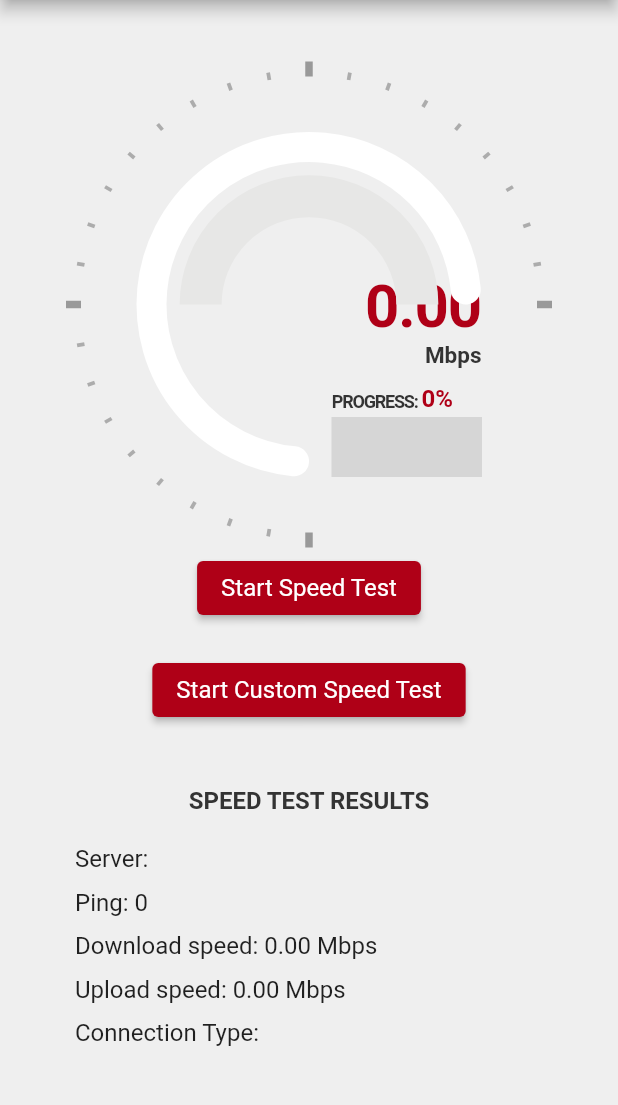
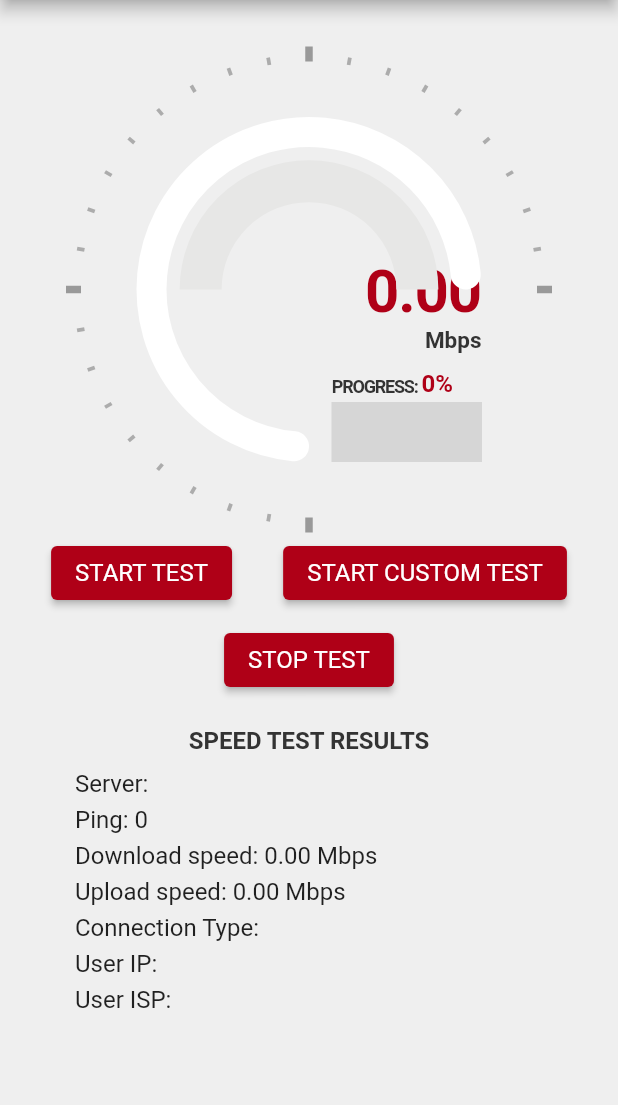
Before and after one commit to speedchecker/flutter_plugin, a Flutter app: the screen it shows after launch, on a phone screen of 412 x 824 dp, the part 84-1189 px from its top. Run offline on Flutter 3.47's test engine with Material 2 defaults, Android fonts, the phone set to English and light mode, and no system bars; drawn by our look-alikes of syncfusion_flutter_gauges; our stand-ins replace google_fonts; grey boxes are pictures that could not be loaded.

Commit message:
added stop test method

```diff
--- a/example/lib/main.dart
+++ b/example/lib/main.dart
@@ -25,6 +25,8 @@ class _MyAppState extends State<MyApp> {
   int _percent = 0;
   double _downloadSpeed = 0;
   double _uploadSpeed = 0;
+  String _ip = '';
+  String _isp = '';
   final _plugin = SpeedCheckerPlugin();
 
   @override
@@ -50,6 +52,22 @@ class _MyAppState extends State<MyApp> {
         _uploadSpeed = result.uploadSpeed;
         _server = result.server;
         _connectionType = result.connectionType;
+      });
+    });
+  }
+
+  void stopTest() {
+    _plugin.stopTest();
+    _plugin.speedTestResultStream.listen((result) {
+      setState(() {
+        _status = result.status;
+        _ping = 0;
+        _percent = 0;
+        _currentSpeed = 0;
+        _downloadSpeed = 0;
+        _uploadSpeed = 0;
+        _server = '';
+        _connectionType = '';
       });
     });
   }
@@ -103,36 +121,47 @@ class _MyAppState extends State<MyApp> {
                             fontSize: 15,
                             color: Color(SpeedMeter.mainRedColor)))),
                 Container(
-                  margin: const EdgeInsets.only(top: 30, bottom: 50),
+                  margin: const EdgeInsets.only(top: 20, bottom: 50),
                   child: SpeedMeter(
                       currentSpeed: _currentSpeed, percent: _percent),
                 ),
+                Row(
+                  mainAxisAlignment: MainAxisAlignment.spaceEvenly,
+                  children: [
                     Container(
-                  margin: const EdgeInsets.only(bottom: 20),
+                      margin: const EdgeInsets.only(bottom: 10),
                       child: ElevatedButton(
-                    onPressed: () {
-                      getSpeedStats();
-                    },
+                        onPressed: getSpeedStats,
                         style: ElevatedButton.styleFrom(
                             backgroundColor: const Color(SpeedMeter.mainRedColor),
                             textStyle: const TextStyle(fontSize: 16)),
-                    child: const Text("Start Speed Test"),
+                        child: Text("start test".toUpperCase()),
                       ),
                     ),
                     Container(
-                  margin: const EdgeInsets.only(bottom: 20),
+                      margin: const EdgeInsets.only(bottom: 10),
                       child: ElevatedButton(
-                    onPressed: () {
-                      getCustomSpeedStats();
-                    },
+                        onPressed: getCustomSpeedStats,
                         style: ElevatedButton.styleFrom(
                             backgroundColor: const Color(SpeedMeter.mainRedColor),
                             textStyle: const TextStyle(fontSize: 16)),
-                    child: const Text("Start Custom Speed Test"),
+                        child: Text("start custom test".toUpperCase()),
+                      ),
+                    ),
+                  ],
+                ),
+                Container(
+                  margin: const EdgeInsets.only(bottom: 10),
+                  child: ElevatedButton(
+                    onPressed: stopTest,
+                    style: ElevatedButton.styleFrom(
+                        backgroundColor: const Color(SpeedMeter.mainRedColor),
+                        textStyle: const TextStyle(fontSize: 16)),
+                    child: Text("stop test".toUpperCase()),
                   ),
                 ),
                 Container(
-                  margin: const EdgeInsets.symmetric(vertical: 20),
+                  margin: const EdgeInsets.symmetric(vertical: 10),
                   child: Text('Speed test results'.toUpperCase(),
                       style: const TextStyle(
                           fontSize: 16,
@@ -144,7 +173,7 @@ class _MyAppState extends State<MyApp> {
                   margin: const EdgeInsets.only(left: 50),
                   child: Wrap(
                     direction: Axis.vertical,
-                    spacing: 10,
+                    spacing: 5,
                     children: [
                       Text(
                         'Server: $_server',
@@ -164,6 +193,14 @@ class _MyAppState extends State<MyApp> {
                       ),
                       Text(
                         'Connection Type: $_connectionType',
+                        style: const TextStyle(fontSize: 16),
+                      ),
+                      Text(
+                        'User IP: $_ip',
+                        style: const TextStyle(fontSize: 16),
+                      ),
+                      Text(
+                        'User ISP: $_isp',
                         style: const TextStyle(fontSize: 16),
                       ),
                     ],
--- a/lib/speed_checker_plugin.dart
+++ b/lib/speed_checker_plugin.dart
@@ -2,14 +2,11 @@ import 'dart:async';
 import 'package:flutter/services.dart';
 
 class SpeedCheckerPlugin {
-  static const EventChannel _eventChannel =
-      EventChannel('speedChecker_eventChannel');
+  static const EventChannel _eventChannel = EventChannel('speedChecker_eventChannel');
+  static const MethodChannel _methodChannel = MethodChannel('speedChecker_methodChannel');
 
-  final _speedTestResultController =
-      StreamController<SpeedTestResult>.broadcast();
-
-  Stream<SpeedTestResult> get speedTestResultStream =>
-      _speedTestResultController.stream;
+  final _speedTestResultController = StreamController<SpeedTestResult>.broadcast();
+  Stream<SpeedTestResult> get speedTestResultStream => _speedTestResultController.stream;
 
   void startSpeedTest() {
     _eventChannel.receiveBroadcastStream().listen((event) {
@@ -26,8 +23,7 @@ class SpeedCheckerPlugin {
           connectionType: event['connectionType']?.toString() ?? '',
           serverInfo: event['serverInfo']?.toString() ?? '',
           deviceInfo: event['deviceInfo']?.toString() ?? '',
-          downloadTransferredMb:
-              event['downloadTransferredMb']?.toDouble() ?? 0.0,
+          downloadTransferredMb: event['downloadTransferredMb']?.toDouble() ?? 0.0,
           uploadTransferredMb: event['uploadTransferredMb']?.toDouble() ?? 0.0,
           error: event['error']?.toString() ?? '',
           warning: event['warning']?.toString() ?? '',
@@ -35,6 +31,14 @@ class SpeedCheckerPlugin {
         _speedTestResultController.add(result);
       }
     });
+  }
+
+  void stopTest() {
+    _methodChannel.invokeMethod('stopTest');
+  }
+
+  void getIpInfo() {
+
   }
 
   void startSpeedTestWithCustomServer(
@@ -45,8 +49,7 @@ class SpeedCheckerPlugin {
       required String country,
       required String countryCode,
       required int id}) {
-    const MethodChannel('speedChecker_methodChannel')
-        .invokeMethod('customServer', {
+    _methodChannel.invokeMethod('customServer', {
       'domain': domain,
       'downloadFolderPath': downloadFolderPath,
       'uploadFolderPath': uploadFolderPath,
@@ -69,8 +72,7 @@ class SpeedCheckerPlugin {
           connectionType: event['connectionType']?.toString() ?? '',
           serverInfo: event['serverInfo']?.toString() ?? '',
           deviceInfo: event['deviceInfo']?.toString() ?? '',
-          downloadTransferredMb:
-              event['downloadTransferredMb']?.toDouble() ?? 0.0,
+          downloadTransferredMb: event['downloadTransferredMb']?.toDouble() ?? 0.0,
           uploadTransferredMb: event['uploadTransferredMb']?.toDouble() ?? 0.0,
           error: event['error']?.toString() ?? '',
           warning: event['warning']?.toString() ?? '',
--- a/pubspec.yaml
+++ b/pubspec.yaml
@@ -1,6 +1,6 @@
 name: speed_checker_plugin
 description: Flutter plugin for SpeedChecker SDK
-version: 1.0.5
+version: 1.0.6
 homepage: https://github.com/speedchecker/flutter_plugin.git
 
 environment:
```
Also changed, not shown: example/pubspec.lock, 3 other files. Lines whose indentation alone changed are shown as unchanged.
